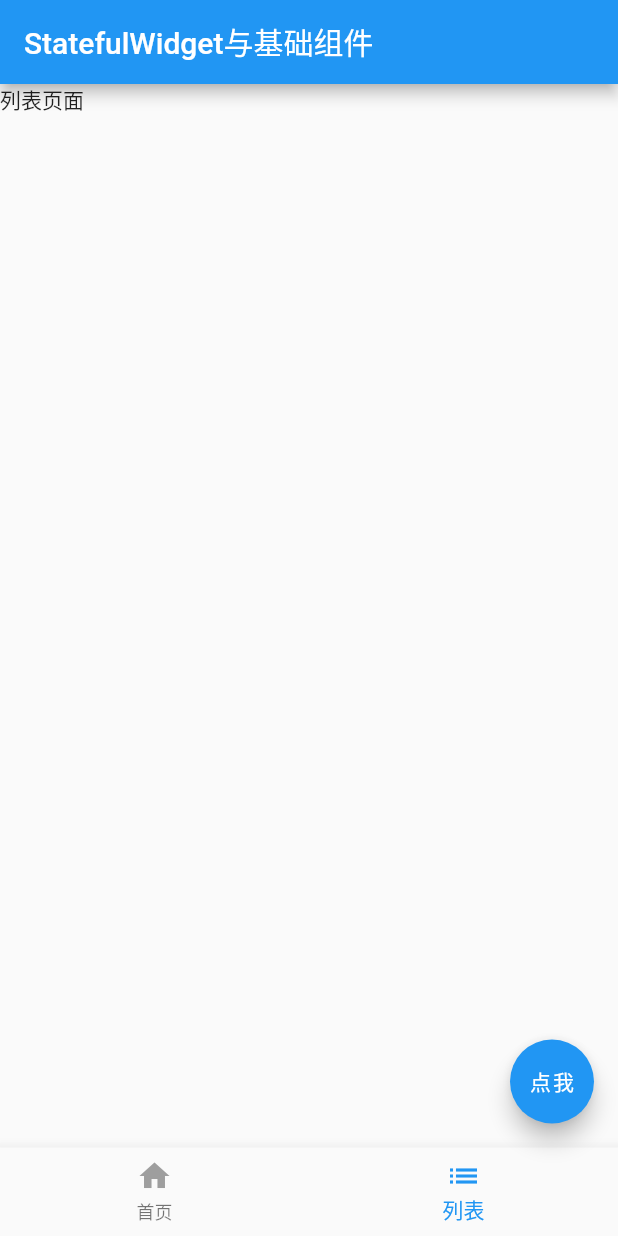
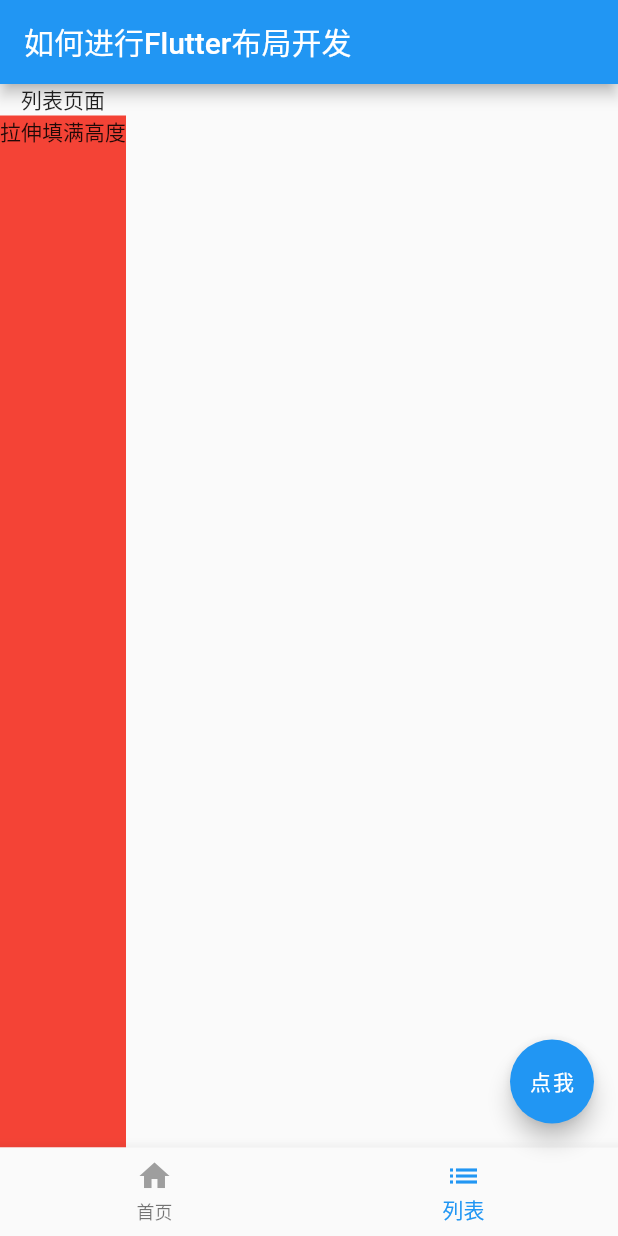
Before and after one commit to filway-flutter/flutter_test1, a Flutter app: the screen it shows after launch, item 2 of the bottom bar chosen, on a phone screen of 412 x 824 dp. Run offline on Flutter 3.47's test engine with Material 2 defaults, Android fonts, the phone set to English and light mode, and no system bars; missing offline and left inert: flutter_color_plugin; network calls fail.

Commit message:
如何进行Flutter布局开发

```diff
--- /dev/null
+++ b/lib/flutter_layout_page.dart
@@ -0,0 +1,222 @@
+import 'package:flutter/material.dart';
+
+void main() {
+  runApp(const FlutterLayoutPage());
+}
+
+class FlutterLayoutPage extends StatefulWidget {
+  const FlutterLayoutPage({Key? key}) : super(key: key);
+
+  @override
+  State<FlutterLayoutPage> createState() => _FlutterLayoutPageState();
+}
+
+///如何进行Flutter布局开发
+class _FlutterLayoutPageState extends State<FlutterLayoutPage> {
+  int _currentIndex = 0;
+
+  @override
+  Widget build(BuildContext context) {
+    TextStyle textStyle = TextStyle(fontSize: 20);
+    return MaterialApp(
+      title: '如何进行Flutter布局开发',
+      theme: ThemeData(
+        primarySwatch: Colors.blue,
+      ),
+      home: Scaffold(
+        appBar: AppBar(
+          title: Text('如何进行Flutter布局开发'),
+        ),
+        bottomNavigationBar: BottomNavigationBar(
+          currentIndex: _currentIndex,
+          onTap: (index) {
+            setState(() {
+              _currentIndex = index;
+            });
+          },
+          items: [
+            BottomNavigationBarItem(
+              icon: Icon(
+                Icons.home,
+                color: Colors.grey,
+              ),
+              activeIcon: Icon(
+                Icons.home,
+                color: Colors.blue,
+              ),
+              label: '首页',
+            ),
+            BottomNavigationBarItem(
+              icon: Icon(
+                Icons.list,
+                color: Colors.grey,
+              ),
+              activeIcon: Icon(
+                Icons.list,
+                color: Colors.blue,
+              ),
+              label: '列表',
+            ),
+          ],
+        ),
+        floatingActionButton: FloatingActionButton(
+          onPressed: null,
+          child: Text('点我'),
+        ),
+        body: _currentIndex == 0
+            ? RefreshIndicator(
+                child: ListView(
+                  children: <Widget>[
+                    Container(
+                      decoration: BoxDecoration(color: Colors.white),
+                      alignment: Alignment.center,
+                      child: Column(
+                        children: <Widget>[
+                          Row(
+                            children: [
+                              ClipOval(
+                                child: SizedBox(
+                                  width: 100,
+                                  height: 100,
+                                  child: Image.network(
+                                    'https://pic.rmb.bdstatic.com/1530971282b420d77bdfb6444d854f952fe31f0d1e.jpeg',
+                                  ),
+                                ),
+                              ),
+                              Padding(
+                                padding: EdgeInsets.all(10),
+                                child: ClipRRect(
+                                  borderRadius:
+                                      BorderRadius.all(Radius.circular(10)),
+                                  child: Opacity(
+                                    opacity: 0.6,
+                                    child: Image.network(
+                                      'https://pic.rmb.bdstatic.com/1530971282b420d77bdfb6444d854f952fe31f0d1e.jpeg',
+                                      width: 100,
+                                      height: 100,
+                                    ),
+                                  ),
+                                ),
+                              )
+                            ],
+                          ),
+                          TextField(
+                            decoration: InputDecoration(
+                              contentPadding: EdgeInsets.fromLTRB(5, 0, 0, 0),
+                              hintText: '请输入',
+                              hintStyle: TextStyle(fontSize: 15),
+                            ),
+                          ),
+                          Container(
+                            height: 100,
+                            margin: EdgeInsets.all(10),
+                            child: PhysicalModel(
+                              color: Colors.transparent,
+                              borderRadius: BorderRadius.circular(6),
+                              clipBehavior: Clip.antiAlias, //抗锯齿
+                              child: PageView(
+                                children: [
+                                  _item('Page1', Colors.deepPurple),
+                                  _item('Page2', Colors.green),
+                                  _item('Page3', Colors.red),
+                                ],
+                              ),
+                            ),
+                          ),
+                          Column(
+                            children: [
+                              FractionallySizedBox(
+                                widthFactor: 1,
+                                child: Container(
+                                  decoration: BoxDecoration(
+                                    color: Colors.greenAccent,
+                                  ),
+                                  child: Text('宽度撑满'),
+                                ),
+                              )
+                            ],
+                          ),
+                        ],
+                      ),
+                    ),
+                    Stack(
+                      children: [
+                        Image.network(
+                          'https://pic.rmb.bdstatic.com/1530971282b420d77bdfb6444d854f952fe31f0d1e.jpeg',
+                          width: 100,
+                          height: 100,
+                        ),
+                        Positioned(
+                          left: 0,
+                          bottom: 0,
+                          child: Image.network(
+                            'https://pic.rmb.bdstatic.com/1530971282b420d77bdfb6444d854f952fe31f0d1e.jpeg',
+                            width: 36,
+                            height: 36,
+                          ),
+                        )
+                      ],
+                    ),
+                    Wrap(
+                      spacing: 8,
+                      runSpacing: 6,
+                      children: [
+                        _chip('Flutter'),
+                        _chip('进阶'),
+                        _chip('实战'),
+                        _chip('携程'),
+                        _chip('App'),
+                      ],
+                    )
+                  ],
+                ),
+                onRefresh: _handleRefresh,
+              )
+            : Column(
+                children: [
+                  Text('列表页面'),
+                  Expanded(
+                    child: Container(
+                      decoration: BoxDecoration(
+                        color: Colors.red,
+                      ),
+                      child: Text(
+                        '拉伸填满高度',
+                      ),
+                    ),
+                  )
+                ],
+              ),
+      ),
+    );
+  }
+
+  Future _handleRefresh() async {
+    await Future.delayed(Duration(milliseconds: 200));
+    return null;
+  }
+
+  _item(String title, MaterialColor color) {
+    return Container(
+      alignment: Alignment.center,
+      decoration: BoxDecoration(color: color),
+      child: Text(
+        title,
+        style: TextStyle(fontSize: 22, color: Colors.white),
+      ),
+    );
+  }
+
+  _chip(String label) {
+    return Chip(
+      label: Text(label),
+      avatar: CircleAvatar(
+        backgroundColor: Colors.blue.shade900,
+        child: Text(
+          label.substring(0, 1),
+          style: TextStyle(fontSize: 10),
+        ),
+      ),
+    );
+  }
+}
--- a/lib/main.dart
+++ b/lib/main.dart
@@ -1,8 +1,8 @@
 import 'package:flutter/material.dart';
-import 'package:flutter_test1/statefull_group_page.dart';
+import 'package:flutter_test1/flutter_layout_page.dart';
 
 void main() {
-  runApp(const StateFullGroupPage());
+  runApp(const FlutterLayoutPage());
 }
 
 class MyApp extends StatelessWidget {
```
